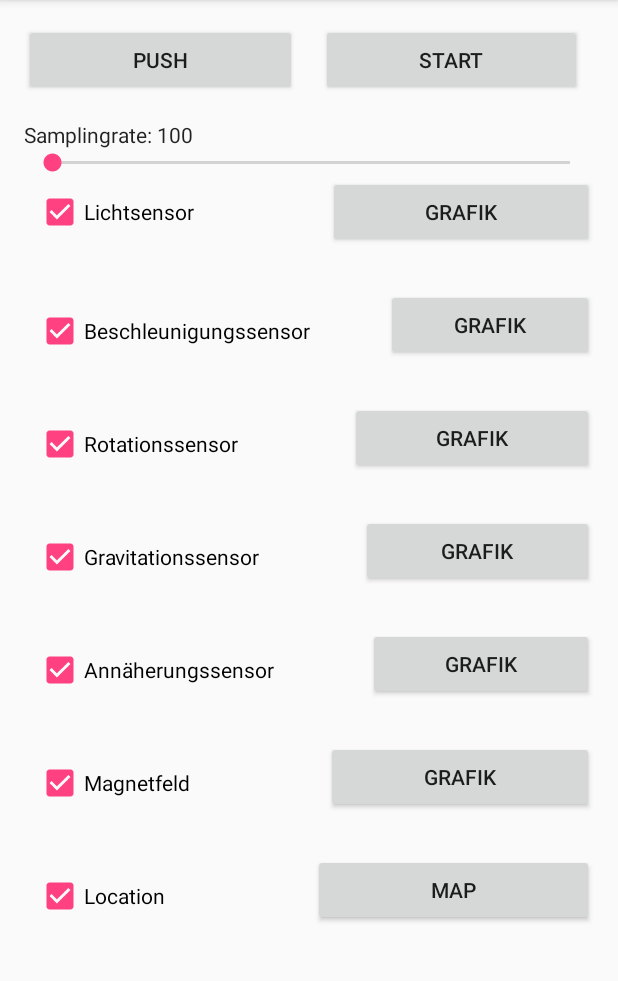
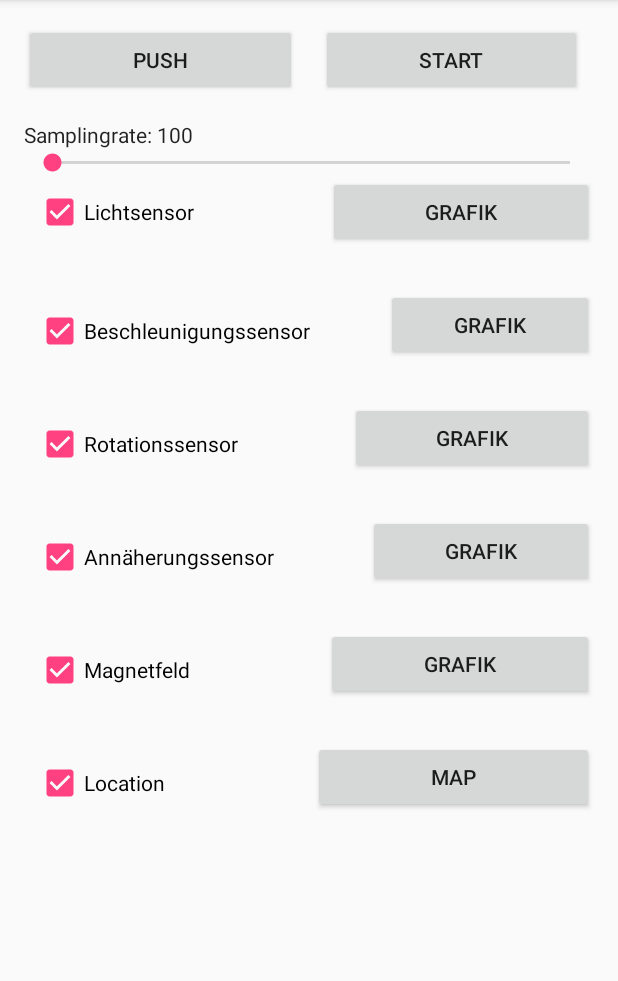
Before and after one commit to alexjanssen/Samla, an Android app: the screen it shows after launch (MainActivity), in the options menu, after a tap on "Settings", on a phone screen of 412 x 824 dp, the part 84-1065 px from its top. Run offline under Robolectric (Android 15) with nearby library versions, the phone set to English and light mode, and no system bars; our stand-ins replace Volley.

Commit message:
-ohne Gravity Sensor; hat nicht jeder :/

```diff
--- a/app/build.gradle
+++ b/app/build.gradle
@@ -20,8 +20,8 @@ android {
     productFlavors {
     }
     compileOptions {
-        targetCompatibility 1.8
-        sourceCompatibility 1.8
+        targetCompatibility JavaVersion.VERSION_1_8
+        sourceCompatibility JavaVersion.VERSION_1_8
     }
 }
 
--- a/app/src/main/java/com/example/alex/test/GrafikActivity.java
+++ b/app/src/main/java/com/example/alex/test/GrafikActivity.java
@@ -5,6 +5,7 @@ import android.graphics.Color;
 import android.hardware.Sensor;
 import android.support.v7.app.AppCompatActivity;
 import android.os.Bundle;
+import android.util.Log;
 import android.widget.TextView;
 
 import com.jjoe64.graphview.GraphView;
@@ -33,12 +34,16 @@ public class GrafikActivity extends AppCompatActivity {
         super.onCreate(savedInstanceState);
         setContentView(R.layout.activity_grafik);
         Intent intent = getIntent();
-        tvSensor = (TextView) findViewById(R.id.tvSensor);
+
+
+        tvSensor = findViewById(R.id.tvSensor);
         tvWert = (TextView) findViewById(R.id.tvWert);
         graph = (GraphView) findViewById(R.id.graph);
         sensorupdate = Sensorupdate.getInstance();
 
         sensor = intent.getIntExtra("Sensor", 0);
+        Log.d("Sensor",sensor+"");
+
         werteList = sensorupdate.getSensorWerte(sensor);
 
         sensorNamen = intent.getStringArrayListExtra("Sensornamen");
@@ -53,14 +58,14 @@ public class GrafikActivity extends AppCompatActivity {
             case Sensor.TYPE_GYROSCOPE:
                 tvSensor.setText(sensorNamen.get(2));
                 break;
-            case Sensor.TYPE_GRAVITY:
+            //case Sensor.TYPE_GRAVITY:
+            //    tvSensor.setText(sensorNamen.get(3));
+            //    break;
+            case Sensor.TYPE_PROXIMITY:
                 tvSensor.setText(sensorNamen.get(3));
                 break;
-            case Sensor.TYPE_PROXIMITY:
+            case Sensor.TYPE_MAGNETIC_FIELD:
                 tvSensor.setText(sensorNamen.get(4));
-                break;
-            case Sensor.TYPE_MAGNETIC_FIELD:
-                tvSensor.setText(sensorNamen.get(5));
                 break;
             default:
                 break;
--- a/app/src/main/java/com/example/alex/test/MainActivity.java
+++ b/app/src/main/java/com/example/alex/test/MainActivity.java
@@ -78,8 +78,8 @@ public class MainActivity extends AppCompatActivity {
         bttnAcc.setVisibility(View.INVISIBLE);
         bttnRotation = (Button) findViewById(R.id.bttnRotation);
         bttnRotation.setVisibility(View.INVISIBLE);
-        bttnGravity = (Button) findViewById(R.id.bttnGravity);
-        bttnGravity.setVisibility(View.INVISIBLE);
+        //bttnGravity = (Button) findViewById(R.id.bttnGravity);
+        //bttnGravity.setVisibility(View.INVISIBLE);
         bttnProximity = (Button) findViewById(R.id.bttnProximity);
         bttnProximity.setVisibility(View.INVISIBLE);
         bttnMagnetfeld = (Button) findViewById(R.id.bttnMagnetfeld);
@@ -91,7 +91,7 @@ public class MainActivity extends AppCompatActivity {
         cbLicht = (CheckBox) findViewById(R.id.cbLicht);
         cbAcc = (CheckBox) findViewById(R.id.cbAcc);
         cbRotation = (CheckBox) findViewById(R.id.cbRotation);
-        cbGravity = (CheckBox) findViewById(R.id.cbGravity);
+        //cbGravity = (CheckBox) findViewById(R.id.cbGravity);
         cbProximity = (CheckBox) findViewById(R.id.cbProximity);
         cbMagnetfeld = (CheckBox) findViewById(R.id.cbMagnetfeld);
         cbLocation = (CheckBox) findViewById(R.id.cbLocation);
@@ -100,7 +100,7 @@ public class MainActivity extends AppCompatActivity {
         tvLichtWert = (TextView) findViewById(R.id.tvLichtWert);
         tvAccWert = (TextView) findViewById(R.id.tvAccWert);
         tvRotationWert = (TextView) findViewById(R.id.tvRotationWert);
-        tvGravityWert = (TextView) findViewById(R.id.tvGravityWert);
+        //tvGravityWert = (TextView) findViewById(R.id.tvGravityWert);
         tvProximityWert = (TextView) findViewById(R.id.tvProximityWert);
         tvMagnetfeldWert = (TextView) findViewById(R.id.tvMagnetfeldWert);
         tvLocationWert = (TextView) findViewById(R.id.tvLocationWert);
@@ -114,7 +114,7 @@ public class MainActivity extends AppCompatActivity {
         cbL1.add(cbLicht);
         cbL1.add(cbAcc);
         cbL1.add(cbRotation);
-        cbL1.add(cbGravity);    //auskommentieren für Motorola Moto G
+        //cbL1.add(cbGravity);    //auskommentieren für Motorola Moto G
         cbL1.add(cbProximity);
         cbL1.add(cbMagnetfeld);
         cbL1.add(cbLocation);
@@ -122,7 +122,7 @@ public class MainActivity extends AppCompatActivity {
         tvL2.add(tvLichtWert);
         tvL2.add(tvAccWert);
         tvL2.add(tvRotationWert);
-        tvL2.add(tvGravityWert);  //auskommentieren für Motorola Moto G
+        //tvL2.add(tvGravityWert);  //auskommentieren für Motorola Moto G
         tvL2.add(tvProximityWert);
         tvL2.add(tvMagnetfeldWert);
         tvL2.add(tvLocationWert);
@@ -144,21 +144,21 @@ public class MainActivity extends AppCompatActivity {
                                             cbLicht.setOnCheckedChangeListener(sens.checkedChangeListener);
                                             cbAcc.setOnCheckedChangeListener(sens.checkedChangeListener);
                                             cbRotation.setOnCheckedChangeListener(sens.checkedChangeListener);
-                                            cbGravity.setOnCheckedChangeListener(sens.checkedChangeListener);
+                                            //cbGravity.setOnCheckedChangeListener(sens.checkedChangeListener);
                                             cbProximity.setOnCheckedChangeListener(sens.checkedChangeListener);
                                             cbMagnetfeld.setOnCheckedChangeListener(sens.checkedChangeListener);
                                             cbLocation.setOnCheckedChangeListener(sens.checkedChangeListener);
                                             cbLicht.setChecked(true);
                                             cbAcc.setChecked(true);
                                             cbRotation.setChecked(true);
-                                            cbGravity.setChecked(true);
+                                            //cbGravity.setChecked(true);
                                             cbProximity.setChecked(true);
                                             cbMagnetfeld.setChecked(true);
                                             cbLocation.setChecked(true);
                                             bttnLicht.setVisibility(View.VISIBLE);
                                             bttnAcc.setVisibility(View.VISIBLE);
                                             bttnRotation.setVisibility(View.VISIBLE);
-                                            bttnGravity.setVisibility(View.VISIBLE);
+                                            //bttnGravity.setVisibility(View.VISIBLE);
                                             bttnProximity.setVisibility(View.VISIBLE);
                                             bttnMagnetfeld.setVisibility(View.VISIBLE);
                                             bttnLocation.setVisibility(View.VISIBLE);
@@ -201,23 +201,24 @@ public class MainActivity extends AppCompatActivity {
         bttnRotation.setOnClickListener(new View.OnClickListener() {
                                          @Override
                                          public void onClick(View v) {
-                                             sensorGrafikAufrufen(Sensor.TYPE_GYROSCOPE);
+                                             sensorGrafikAufrufen(Sensor.TYPE_ORIENTATION);
                                              //sensorGrafikAufrufen("Rotation");
                                          }
                                      }
         );
-        bttnGravity.setOnClickListener(new View.OnClickListener() {
+        /*bttnGravity.setOnClickListener(new View.OnClickListener() {
                                          @Override
                                          public void onClick(View v) {
                                              sensorGrafikAufrufen(Sensor.TYPE_GRAVITY);
                                              //sensorGrafikAufrufen("Gravity");
                                          }
                                      }
-        );
+        );*/
         bttnProximity.setOnClickListener(new View.OnClickListener() {
                                          @Override
                                          public void onClick(View v) {
                                              sensorGrafikAufrufen(Sensor.TYPE_PROXIMITY);
+                                             //sensorGrafikAufrufen(8);
                                              //sensorGrafikAufrufen("Proximity");
                                          }
                                      }
@@ -226,6 +227,7 @@ public class MainActivity extends AppCompatActivity {
                                          @Override
                                          public void onClick(View v) {
                                              sensorGrafikAufrufen(Sensor.TYPE_MAGNETIC_FIELD);
+                                             //sensorGrafikAufrufen(2);
                                              //sensorGrafikAufrufen("Magnetfeld");
                                          }
                                      }
--- a/app/src/main/java/com/example/alex/test/Sensoren.java
+++ b/app/src/main/java/com/example/alex/test/Sensoren.java
@@ -56,9 +56,9 @@ public class Sensoren implements SensorEventListener {
                         sensorUnregister(mRotation);
                         break;
 
-                    case R.id.cbGravity:
+                    /*case R.id.cbGravity:
                         sensorUnregister(mGravity);
-                        break;
+                        break;*/
 
                     case R.id.cbProximity:
                         sensorUnregister(mProximity);
@@ -87,9 +87,9 @@ public class Sensoren implements SensorEventListener {
                         sensorRegister(mRotation);
                         break;
 
-                    case R.id.cbGravity:
+                    /*case R.id.cbGravity:
                         sensorRegister(mGravity);
-                        break;
+                        break;*/
 
                     case R.id.cbProximity:
                         sensorRegister(mProximity);
@@ -112,18 +112,26 @@ public class Sensoren implements SensorEventListener {
         sensorManager = (SensorManager) mContext.getSystemService(SENSOR_SERVICE);
         mLicht = sensorManager.getDefaultSensor(Sensor.TYPE_LIGHT);
         mAccelerometer = sensorManager.getDefaultSensor(Sensor.TYPE_ACCELEROMETER);
-        mRotation = sensorManager.getDefaultSensor(Sensor.TYPE_GYROSCOPE);
-        mGravity = sensorManager.getDefaultSensor(Sensor.TYPE_GRAVITY); //auskommentieren für Motorola Moto G
+
+        //#############################################################################
+        //#############################################################################
+        //Bitte anpassen für das entsprechende Gerät
+        mRotation = sensorManager.getDefaultSensor(Sensor.TYPE_ORIENTATION);
+        //mRotation = sensorManager.getDefaultSensor(Sensor.TYPE_GYROSCOPE);
+        //#############################################################################
+        //#############################################################################
+
+        //mGravity = sensorManager.getDefaultSensor(Sensor.TYPE_GRAVITY); //auskommentieren für Motorola Moto G
         mProximity = sensorManager.getDefaultSensor(Sensor.TYPE_PROXIMITY);
         mMagnetfeld = sensorManager.getDefaultSensor(Sensor.TYPE_MAGNETIC_FIELD);
         sList = new ArrayList<>();
         sList.add(mLicht);
         sList.add(mAccelerometer);
         sList.add(mRotation);
-        sList.add(mGravity);      //auskommentieren für Motorola Moto G
+        //sList.add(mGravity);      //auskommentieren für Motorola Moto G
         sList.add(mProximity);
         sList.add(mMagnetfeld);
-        werte.add("");werte.add("");werte.add("");werte.add("");werte.add("");werte.add("");
+        werte.add("");werte.add("");werte.add("");werte.add("");werte.add("");//werte.add("");
 
         locMan = (LocationManager) mContext.getSystemService(Context.LOCATION_SERVICE);
         initLocMan();
@@ -141,7 +149,7 @@ public class Sensoren implements SensorEventListener {
     public void onSensorChanged(SensorEvent sensorEvent) {
         sensorupdate.addSensorWert(sensorEvent.sensor.getType(), new Sensorwert(sensorEvent.timestamp, sensorEvent.values));
         String str2 = "";
-        Log.d("sensorEvent:", sensorEvent.sensor.getName());
+        //Log.d("sensorEvent:", sensorEvent.sensor.getName());
         for(int i=0;i < sList.size();i++){
             if(sensorEvent.sensor.getType() == sList.get(i).getType()){
 
--- a/app/src/main/java/com/example/alex/test/Sensorupdate.java
+++ b/app/src/main/java/com/example/alex/test/Sensorupdate.java
@@ -53,6 +53,7 @@ public class Sensorupdate {
         try {
             sensoren.get(sensor).add(wert);
         } catch (NullPointerException ex) {
+            Log.d("Sensorupdate;",wert+";;"+sensor);
             sensoren.put(sensor, new LinkedList<Sensorwert>());
             sensoren.get(sensor).add(wert);
         }
--- a/app/src/main/res/layout/activity_main.xml
+++ b/app/src/main/res/layout/activity_main.xml
@@ -194,36 +194,7 @@
                 android:layout_height="match_parent"
                 android:orientation="horizontal">
 
-                <CheckBox
-                    android:id="@+id/cbGravity"
-                    android:layout_width="wrap_content"
-                    android:layout_height="match_parent"
-                    android:layout_marginStart="8dp"
-                    android:layout_marginTop="8dp"
-                    android:layout_weight="1"
-                    android:text="Gravitationssensor"
-                    app:layout_constraintStart_toStartOf="parent"
-                    app:layout_constraintTop_toBottomOf="@+id/tvRotationWert" />
-
-                <Button
-                    android:id="@+id/bttnGravity"
-                    android:layout_width="wrap_content"
-                    android:layout_height="match_parent"
-                    android:layout_weight="1"
-                    android:text="@string/Button_für_Weiterleitung" />
-
             </LinearLayout>
-
-            <TextView
-                android:id="@+id/tvGravityWert"
-                android:layout_width="match_parent"
-                android:layout_height="wrap_content"
-                android:layout_marginEnd="8dp"
-                android:layout_marginStart="8dp"
-                android:layout_marginTop="8dp"
-                app:layout_constraintEnd_toEndOf="parent"
-                app:layout_constraintStart_toStartOf="parent"
-                app:layout_constraintTop_toBottomOf="@+id/cbGravity" />
 
             <LinearLayout
                 android:layout_width="match_parent"
```
